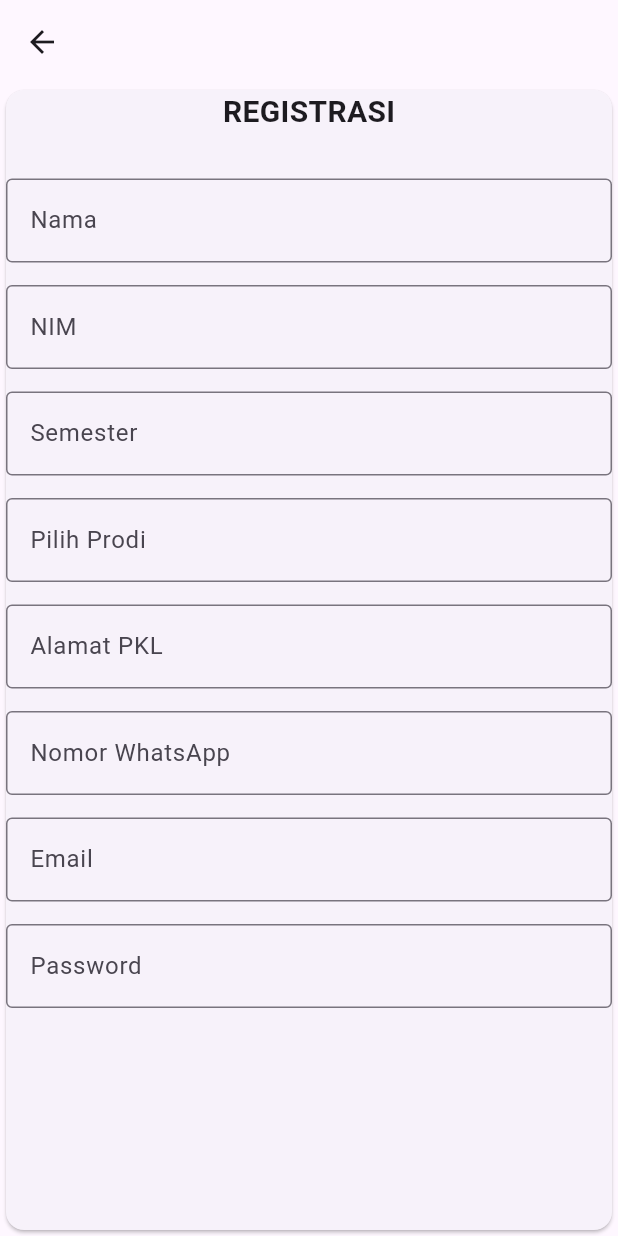
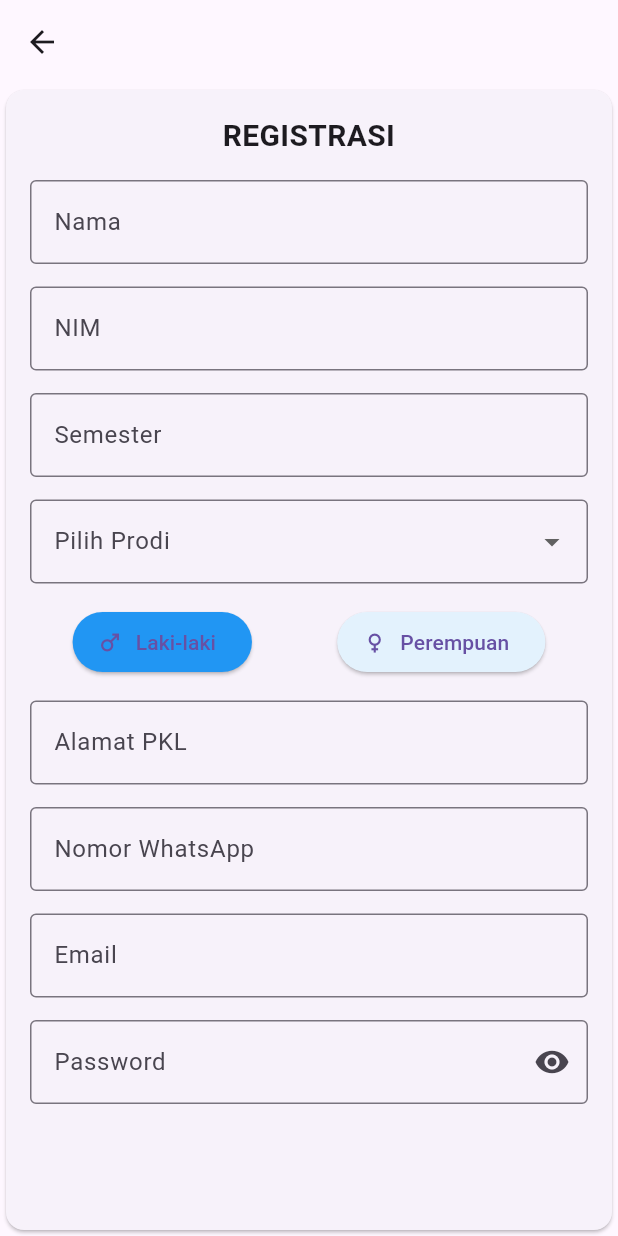
Before and after one commit to mp-class-si-unugha-2024/Presensi-Zulfa, a Flutter app: the SignupView screen opened by its route, on a phone screen of 412 x 824 dp. Run offline on Flutter 3.47's test engine with Material 3 defaults, Android fonts, the phone set to English and light mode, and no system bars; our stand-ins replace device_preview, get.

Commit message:
sigup vieww

```diff
--- a/lib/app/modules/signup/views/signup_view.dart
+++ b/lib/app/modules/signup/views/signup_view.dart
@@ -1,29 +1,37 @@
 import 'package:flutter/material.dart';
-
 import 'package:get/get.dart';
-
 import '../controllers/signup_controller.dart';
 
 class SignupView extends GetView<SignupController> {
   const SignupView({Key? key}) : super(key: key);
+
   @override
   Widget build(BuildContext context) {
     var formkey = GlobalKey<FormState>();
+    var isObscure = true.obs;
+    var selectedProdi = ''.obs;
+
+    final List<String> prodiList = [
+      'Teknik Informatika (TI)',
+      'Sistem Informasi (SI)',
+      'Matematika (MAT)',
+    ];
+
     return Scaffold(
       appBar: AppBar(),
       body: Center(
         child: Card(
           child: Form(
             key: formkey,
+            child: Padding(
+              padding: const EdgeInsets.all(16.0),
               child: Column(
+                crossAxisAlignment: CrossAxisAlignment.stretch,
                 children: [
                   Text(
                     "REGISTRASI",
                     style: TextStyle(fontSize: 20, fontWeight: FontWeight.bold),
-                ),
-                SizedBox(height: 15),
-                Align(
-                  alignment: Alignment.bottomLeft,
+                    textAlign: TextAlign.center,
                   ),
                   SizedBox(height: 15),
                   TextFormField(
@@ -47,11 +55,48 @@ class SignupView extends GetView<SignupController> {
                     ),
                   ),
                   SizedBox(height: 15),
-                TextFormField(
+                  Obx(() => DropdownButtonFormField<String>(
                         decoration: InputDecoration(
                           labelText: "Pilih Prodi",
                           border: OutlineInputBorder(),
                         ),
+                        value: selectedProdi.value.isEmpty
+                            ? null
+                            : selectedProdi.value,
+                        onChanged: (String? newValue) {
+                          if (newValue != null) {
+                            selectedProdi.value = newValue;
+                          }
+                        },
+                        items: prodiList
+                            .map<DropdownMenuItem<String>>((String value) {
+                          return DropdownMenuItem<String>(
+                            value: value,
+                            child: Text(value),
+                          );
+                        }).toList(),
+                      )),
+                  SizedBox(height: 15),
+                  Row(
+                    mainAxisAlignment: MainAxisAlignment.spaceAround,
+                    children: [
+                      ElevatedButton.icon(
+                        icon: Icon(Icons.male),
+                        label: Text('Laki-laki'),
+                        style: ElevatedButton.styleFrom(
+                          backgroundColor: Colors.blue,
+                        ),
+                        onPressed: () {},
+                      ),
+                      ElevatedButton.icon(
+                        icon: Icon(Icons.female),
+                        label: Text('Perempuan'),
+                        style: ElevatedButton.styleFrom(
+                          backgroundColor: Colors.blue.shade50,
+                        ),
+                        onPressed: () {},
+                      ),
+                    ],
                   ),
                   SizedBox(height: 15),
                   TextFormField(
@@ -75,13 +120,25 @@ class SignupView extends GetView<SignupController> {
                     ),
                   ),
                   SizedBox(height: 15),
-                TextFormField(
+                  Obx(() => TextFormField(
+                        obscureText: isObscure.value,
                         decoration: InputDecoration(
                           labelText: "Password",
                           border: OutlineInputBorder(),
+                          suffixIcon: IconButton(
+                            icon: Icon(
+                              isObscure.value
+                                  ? Icons.visibility
+                                  : Icons.visibility_off,
+                            ),
+                            onPressed: () {
+                              isObscure.value = !isObscure.value;
+                            },
                           ),
                         ),
+                      )),
                 ],
+              ),
             ),
           ),
         ),
```
Lines whose indentation alone changed are shown as unchanged.
